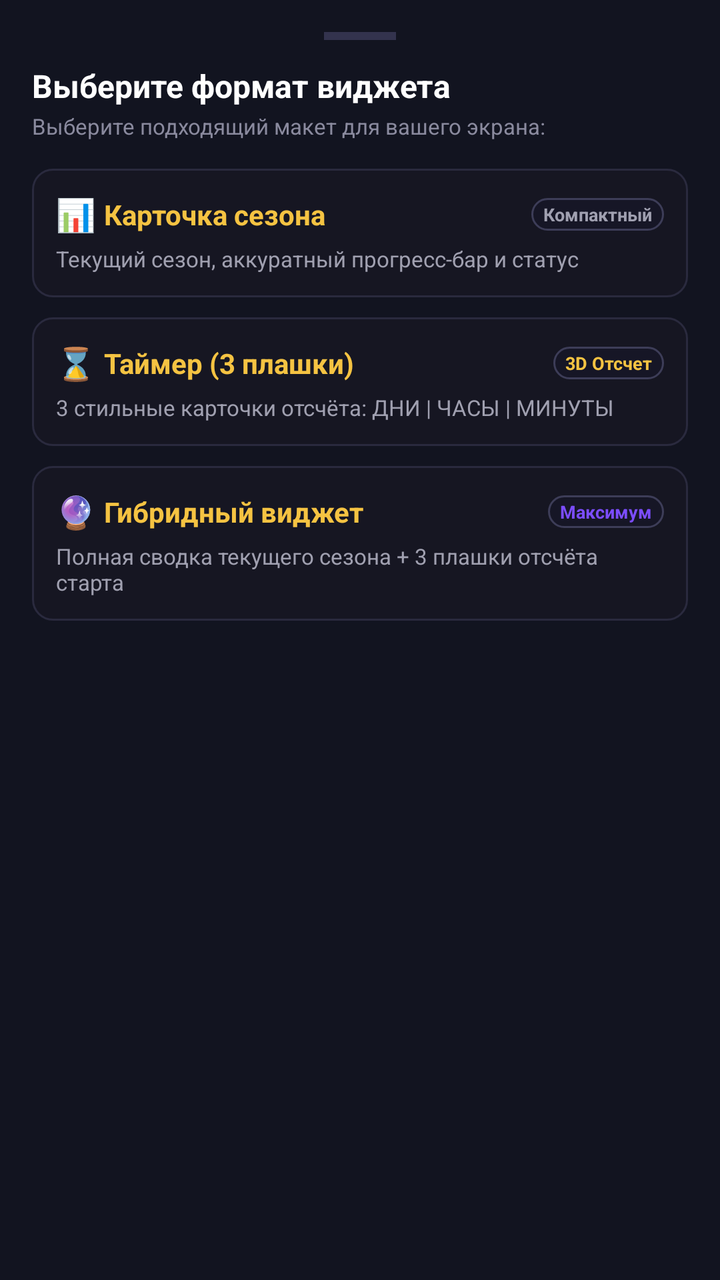
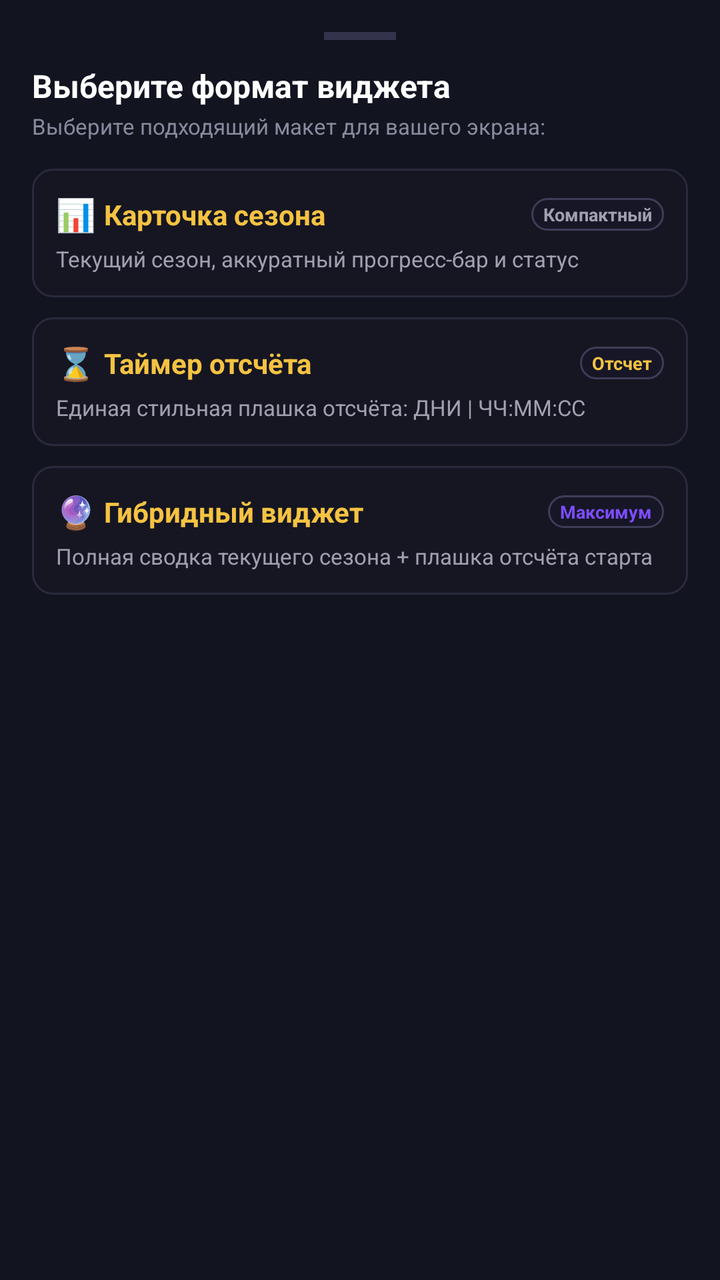

The first picture is an Android layout as it rendered before a commit; the second is the same layout after the commit. The layout source and the unified diff follow.
<!-- AndroidManifest.xml: application theme Theme.Material3.DayNight.NoActionBar -->
<!-- res/layout/bottom_sheet_widget_type.xml -->
<?xml version="1.0" encoding="utf-8"?>
<LinearLayout xmlns:android="http://schemas.android.com/apk/res/android"
    android:layout_width="match_parent"
    android:layout_height="wrap_content"
    android:background="#121420"
    android:orientation="vertical"
    android:padding="16dp">

    <View
        android:layout_width="36dp"
        android:layout_height="4dp"
        android:layout_gravity="center_horizontal"
        android:layout_marginBottom="12dp"
        android:background="#33334D" />

    <TextView
        android:id="@+id/tv_sheet_widget_type_title"
        android:layout_width="match_parent"
        android:layout_height="wrap_content"
        android:text="Выберите формат виджета"
        android:textColor="#FFFFFF"
        android:textSize="16sp"
        android:textStyle="bold" />

    <TextView
        android:id="@+id/tv_sheet_widget_type_subtitle"
        android:layout_width="match_parent"
        android:layout_height="wrap_content"
        android:layout_marginTop="2dp"
        android:layout_marginBottom="14dp"
        android:text="Выберите подходящий макет для вашего экрана:"
        android:textColor="#8A8A9E"
        android:textSize="11sp" />

    
    <LinearLayout
        android:id="@+id/btn_select_type_card"
        android:layout_width="match_parent"
        android:layout_height="wrap_content"
        android:layout_marginBottom="10dp"
        android:background="@drawable/widget_box_bg"
        android:clickable="true"
        android:focusable="true"
        android:foreground="?android:attr/selectableItemBackground"
        android:orientation="vertical"
        android:padding="12dp">

        <LinearLayout
            android:layout_width="match_parent"
            android:layout_height="wrap_content"
            android:gravity="center_vertical"
            android:orientation="horizontal">

            <TextView
                android:layout_width="wrap_content"
                android:layout_height="wrap_content"
                android:text="📊 "
                android:textSize="16sp" />

            <TextView
                android:id="@+id/tv_title_type_card"
                android:layout_width="0dp"
                android:layout_height="wrap_content"
                android:layout_weight="1"
                android:text="Карточка сезона"
                android:textColor="#F5C342"
                android:textSize="14sp"
                android:textStyle="bold" />

            <TextView
                android:id="@+id/badge_type_card"
                android:layout_width="wrap_content"
                android:layout_height="wrap_content"
                android:background="@drawable/widget_status_pill_bg"
                android:paddingStart="6dp"
                android:paddingTop="2dp"
                android:paddingEnd="6dp"
                android:paddingBottom="2dp"
                android:text="Компактный"
                android:textColor="#A0A0B0"
                android:textSize="9sp"
                android:textStyle="bold" />
        </LinearLayout>

        <TextView
            android:id="@+id/tv_desc_type_card"
            android:layout_width="match_parent"
            android:layout_height="wrap_content"
            android:layout_marginTop="4dp"
            android:text="Текущий сезон, аккуратный прогресс-бар и статус"
            android:textColor="#A0A0B0"
            android:textSize="11sp" />

    </LinearLayout>

    
    <LinearLayout
        android:id="@+id/btn_select_type_countdown"
        android:layout_width="match_parent"
        android:layout_height="wrap_content"
        android:layout_marginBottom="10dp"
        android:background="@drawable/widget_box_bg"
        android:clickable="true"
        android:focusable="true"
        android:foreground="?android:attr/selectableItemBackground"
        android:orientation="vertical"
        android:padding="12dp">

        <LinearLayout
            android:layout_width="match_parent"
            android:layout_height="wrap_content"
            android:gravity="center_vertical"
            android:orientation="horizontal">

            <TextView
                android:layout_width="wrap_content"
                android:layout_height="wrap_content"
                android:text="⌛ "
                android:textSize="16sp" />

            <TextView
                android:id="@+id/tv_title_type_countdown"
                android:layout_width="0dp"
                android:layout_height="wrap_content"
                android:layout_weight="1"
                android:text="Таймер (3 плашки)"
                android:textColor="#F5C342"
                android:textSize="14sp"
                android:textStyle="bold" />

            <TextView
                android:id="@+id/badge_type_countdown"
                android:layout_width="wrap_content"
                android:layout_height="wrap_content"
                android:background="@drawable/widget_status_pill_bg"
                android:paddingStart="6dp"
                android:paddingTop="2dp"
                android:paddingEnd="6dp"
                android:paddingBottom="2dp"
                android:text="3D Отсчет"
                android:textColor="#F5C342"
                android:textSize="9sp"
                android:textStyle="bold" />
        </LinearLayout>

        <TextView
            android:id="@+id/tv_desc_type_countdown"
            android:layout_width="match_parent"
            android:layout_height="wrap_content"
            android:layout_marginTop="4dp"
            android:text="3 стильные карточки отсчёта: ДНИ | ЧАСЫ | МИНУТЫ"
            android:textColor="#A0A0B0"
            android:textSize="11sp" />

    </LinearLayout>

    
    <LinearLayout
        android:id="@+id/btn_select_type_combined"
        android:layout_width="match_parent"
        android:layout_height="wrap_content"
        android:layout_marginBottom="12dp"
        android:background="@drawable/widget_box_bg"
        android:clickable="true"
        android:focusable="true"
        android:foreground="?android:attr/selectableItemBackground"
        android:orientation="vertical"
        android:padding="12dp">

        <LinearLayout
            android:layout_width="match_parent"
            android:layout_height="wrap_content"
            android:gravity="center_vertical"
            android:orientation="horizontal">

            <TextView
                android:layout_width="wrap_content"
                android:layout_height="wrap_content"
                android:text="🔮 "
                android:textSize="16sp" />

            <TextView
                android:id="@+id/tv_title_type_combined"
                android:layout_width="0dp"
                android:layout_height="wrap_content"
                android:layout_weight="1"
                android:text="Гибридный виджет"
                android:textColor="#F5C342"
                android:textSize="14sp"
                android:textStyle="bold" />

            <TextView
                android:id="@+id/badge_type_combined"
                android:layout_width="wrap_content"
                android:layout_height="wrap_content"
                android:background="@drawable/widget_status_pill_bg"
                android:paddingStart="6dp"
                android:paddingTop="2dp"
                android:paddingEnd="6dp"
                android:paddingBottom="2dp"
                android:text="Максимум"
                android:textColor="#7C4DFF"
                android:textSize="9sp"
                android:textStyle="bold" />
        </LinearLayout>

        <TextView
            android:id="@+id/tv_desc_type_combined"
            android:layout_width="match_parent"
            android:layout_height="wrap_content"
            android:layout_marginTop="4dp"
            android:text="Полная сводка текущего сезона + 3 плашки отсчёта старта"
            android:textColor="#A0A0B0"
            android:textSize="11sp" />

    </LinearLayout>

</LinearLayout>
<!-- resources referenced by this layout -->
<resources>
  <!-- drawable widget_box_bg (drawable) -->
  <?xml version="1.0" encoding="utf-8"?>
  <shape xmlns:android="http://schemas.android.com/apk/res/android"
      android:shape="rectangle">
      <corners android:radius="10dp" />
      <solid android:color="#161622" />
      <stroke
          android:width="1dp"
          android:color="#2A2A3E" />
  </shape>
  <!-- drawable widget_status_pill_bg (drawable) -->
  <?xml version="1.0" encoding="utf-8"?>
  <shape xmlns:android="http://schemas.android.com/apk/res/android"
      android:shape="rectangle">
      <corners android:radius="12dp" />
      <solid android:color="#161626" />
      <stroke
          android:width="1dp"
          android:color="#3D3D58" />
  </shape>
</resources>

<!-- the commit's change to res/layout/bottom_sheet_widget_type.xml (unified diff, before → after) -->
@@ -123,7 +123,7 @@
                 android:layout_width="0dp"
                 android:layout_height="wrap_content"
                 android:layout_weight="1"
-                android:text="Таймер (3 плашки)"
+                android:text="Таймер отсчёта"
                 android:textColor="#F5C342"
                 android:textSize="14sp"
                 android:textStyle="bold" />
@@ -137,7 +137,7 @@
                 android:paddingTop="2dp"
                 android:paddingEnd="6dp"
                 android:paddingBottom="2dp"
-                android:text="3D Отсчет"
+                android:text="Отсчет"
                 android:textColor="#F5C342"
                 android:textSize="9sp"
                 android:textStyle="bold" />
@@ -148,7 +148,7 @@
             android:layout_width="match_parent"
             android:layout_height="wrap_content"
             android:layout_marginTop="4dp"
-            android:text="3 стильные карточки отсчёта: ДНИ | ЧАСЫ | МИНУТЫ"
+            android:text="Единая стильная плашка отсчёта: ДНИ | ЧЧ:ММ:СС"
             android:textColor="#A0A0B0"
             android:textSize="11sp" />
 
@@ -209,7 +209,7 @@
             android:layout_width="match_parent"
             android:layout_height="wrap_content"
             android:layout_marginTop="4dp"
-            android:text="Полная сводка текущего сезона + 3 плашки отсчёта старта"
+            android:text="Полная сводка текущего сезона + плашка отсчёта старта"
             android:textColor="#A0A0B0"
             android:textSize="11sp" />
 
